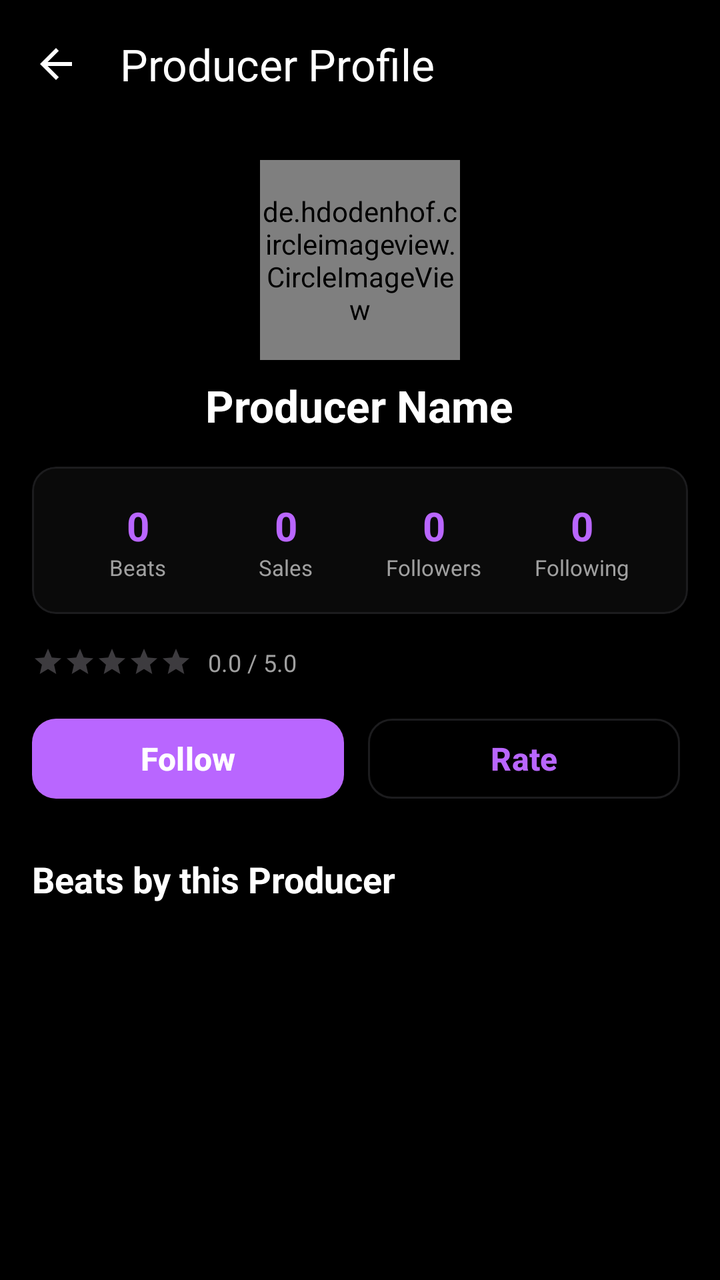
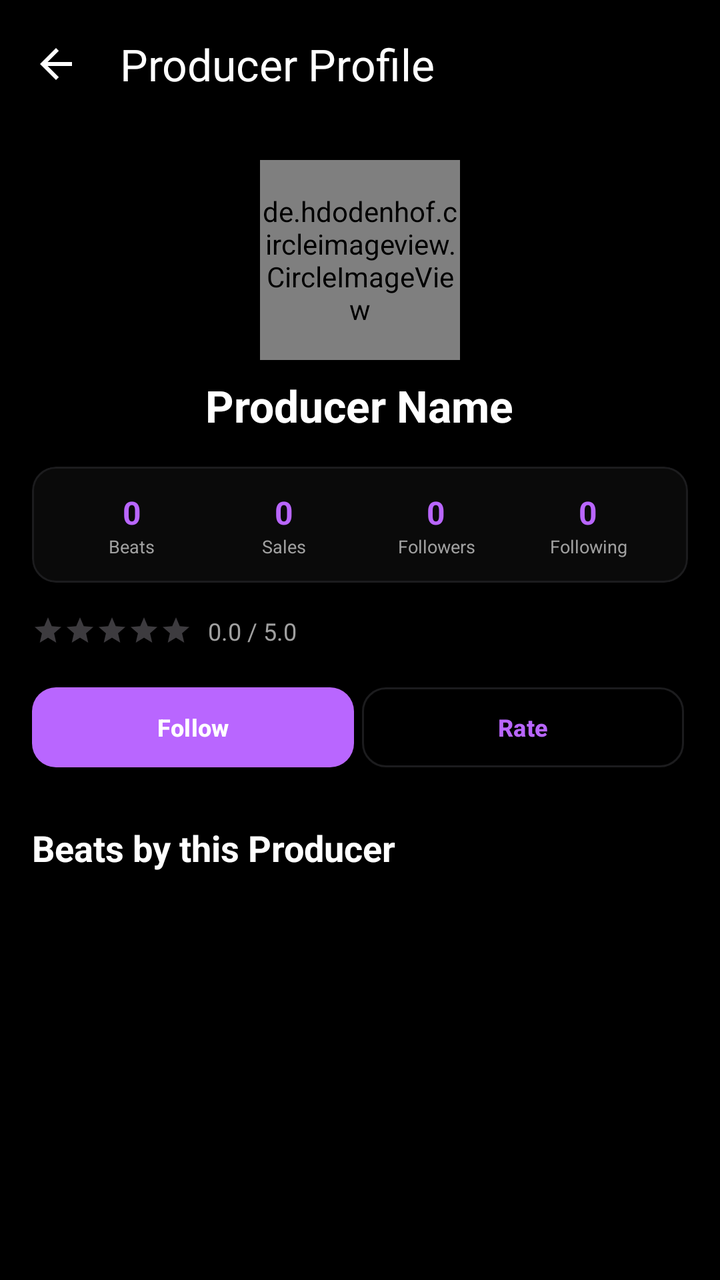

Screens rendered from an Android XML layout before and after an edit, with the pre-edit source and the edit as a unified diff.
<!-- AndroidManifest.xml: activity theme Theme.BeatHouse.Dark -->
<!-- res/layout/activity_producer_profile.xml -->
<?xml version="1.0" encoding="utf-8"?>
<androidx.coordinatorlayout.widget.CoordinatorLayout xmlns:android="http://schemas.android.com/apk/res/android"
    xmlns:app="http://schemas.android.com/apk/res-auto"
    android:layout_width="match_parent"
    android:layout_height="match_parent"
    android:background="@color/surface">

    <com.google.android.material.appbar.AppBarLayout
        android:layout_width="match_parent"
        android:layout_height="wrap_content">

        <com.google.android.material.appbar.MaterialToolbar
            android:id="@+id/toolbar"
            android:layout_width="match_parent"
            android:layout_height="?attr/actionBarSize"
            android:background="@color/surface"
            app:title="@string/producer_profile"
            app:titleTextColor="@color/on_surface"
            app:navigationIcon="@drawable/ic_arrow_back"
            app:navigationIconTint="@color/on_surface" />

    </com.google.android.material.appbar.AppBarLayout>

    <androidx.core.widget.NestedScrollView
        android:layout_width="match_parent"
        android:layout_height="match_parent"
        app:layout_behavior="@string/appbar_scrolling_view_behavior"
        android:padding="16dp">

        <LinearLayout
            android:layout_width="match_parent"
            android:layout_height="wrap_content"
            android:orientation="vertical">

            
            <LinearLayout
                android:layout_width="match_parent"
                android:layout_height="wrap_content"
                android:orientation="vertical"
                android:gravity="center_horizontal"
                android:layout_marginBottom="16dp">

                <de.hdodenhof.circleimageview.CircleImageView
                    android:id="@+id/ivProducerAvatar"
                    android:layout_width="100dp"
                    android:layout_height="100dp"
                    android:src="@drawable/ic_profile_placeholder"
                    app:civ_border_width="0dp"
                    app:civ_border_color="@color/primary" />

                <LinearLayout
                    android:layout_width="wrap_content"
                    android:layout_height="wrap_content"
                    android:orientation="horizontal"
                    android:gravity="center_vertical"
                    android:layout_marginTop="8dp">

                    <TextView
                        android:id="@+id/tvProducerName"
                        android:layout_width="wrap_content"
                        android:layout_height="wrap_content"
                        android:text="Producer Name"
                        android:textColor="@color/on_surface"
                        android:textSize="22sp"
                        android:textStyle="bold" />

                    <ImageView
                        android:id="@+id/ivVerified"
                        android:layout_width="20dp"
                        android:layout_height="20dp"
                        android:layout_marginStart="8dp"
                        android:src="@drawable/ic_verified"
                        android:visibility="gone" />

                </LinearLayout>

                
                <TextView
                    android:id="@+id/tvLocation"
                    android:layout_width="wrap_content"
                    android:layout_height="wrap_content"
                    android:layout_marginTop="4dp"
                    android:text="📍 Location"
                    android:textColor="@color/on_surface_variant"
                    android:textSize="14sp"
                    android:visibility="gone" />

                
                <TextView
                    android:id="@+id/tvProducerBio"
                    android:layout_width="match_parent"
                    android:layout_height="wrap_content"
                    android:layout_marginTop="12dp"
                    android:text="Bio"
                    android:textColor="@color/on_surface_variant"
                    android:textSize="14sp"
                    android:gravity="center"
                    android:visibility="gone" />

                
                <LinearLayout
                    android:id="@+id/socialLinksLayout"
                    android:layout_width="wrap_content"
                    android:layout_height="wrap_content"
                    android:layout_marginTop="12dp"
                    android:orientation="horizontal"
                    android:visibility="gone">

                    <ImageView
                        android:id="@+id/ivInstagram"
                        android:layout_width="36dp"
                        android:layout_height="36dp"
                        android:src="@drawable/ic_instagram"
                        app:tint="@color/instagram_color"
                        android:padding="6dp"
                        android:clickable="true"
                        android:focusable="true"
                        android:visibility="gone" />

                    <ImageView
                        android:id="@+id/ivTelegram"
                        android:layout_width="36dp"
                        android:layout_height="36dp"
                        android:src="@drawable/ic_telegram"
                        app:tint="@color/telegram_color"
                        android:padding="6dp"
                        android:clickable="true"
                        android:focusable="true"
                        android:visibility="gone" />

                    <ImageView
                        android:id="@+id/ivVk"
                        android:layout_width="36dp"
                        android:layout_height="36dp"
                        android:src="@drawable/ic_vk"
                        app:tint="@color/vk_color"
                        android:padding="6dp"
                        android:clickable="true"
                        android:focusable="true"
                        android:visibility="gone" />

                </LinearLayout>

            </LinearLayout>

            
            <com.google.android.material.card.MaterialCardView
                android:layout_width="match_parent"
                android:layout_height="wrap_content"
                android:layout_marginBottom="16dp"
                app:cardCornerRadius="12dp"
                app:cardElevation="2dp"
                app:cardBackgroundColor="@color/surface_container">

                <LinearLayout
                    android:layout_width="match_parent"
                    android:layout_height="wrap_content"
                    android:orientation="horizontal"
                    android:padding="16dp">

                    <LinearLayout
                        android:layout_width="0dp"
                        android:layout_height="wrap_content"
                        android:layout_weight="1"
                        android:orientation="vertical"
                        android:gravity="center">
                        <TextView
                            android:id="@+id/tvBeatsCount"
                            android:layout_width="wrap_content"
                            android:layout_height="wrap_content"
                            android:text="0"
                            android:textSize="20sp"
                            android:textStyle="bold"
                            android:textColor="@color/primary" />
                        <TextView
                            android:layout_width="wrap_content"
                            android:layout_height="wrap_content"
                            android:text="@string/beats_label"
                            android:textSize="11sp"
                            android:textColor="@color/on_surface_variant" />
                    </LinearLayout>

                    <LinearLayout
                        android:layout_width="0dp"
                        android:layout_height="wrap_content"
                        android:layout_weight="1"
                        android:orientation="vertical"
                        android:gravity="center">
                        <TextView
                            android:id="@+id/tvSalesCount"
                            android:layout_width="wrap_content"
                            android:layout_height="wrap_content"
                            android:text="0"
                            android:textSize="20sp"
                            android:textStyle="bold"
                            android:textColor="@color/primary" />
                        <TextView
                            android:layout_width="wrap_content"
                            android:layout_height="wrap_content"
                            android:text="@string/sales_tab"
                            android:textSize="11sp"
                            android:textColor="@color/on_surface_variant" />
                    </LinearLayout>

                    <LinearLayout
                        android:layout_width="0dp"
                        android:layout_height="wrap_content"
                        android:layout_weight="1"
                        android:orientation="vertical"
                        android:gravity="center">
                        <TextView
                            android:id="@+id/tvFollowersCount"
                            android:layout_width="wrap_content"
                            android:layout_height="wrap_content"
                            android:text="0"
                            android:textSize="20sp"
                            android:textStyle="bold"
                            android:textColor="@color/primary" />
                        <TextView
                            android:layout_width="wrap_content"
                            android:layout_height="wrap_content"
                            android:text="@string/followers"
                            android:textSize="11sp"
                            android:textColor="@color/on_surface_variant" />
                    </LinearLayout>

                    <LinearLayout
                        android:layout_width="0dp"
                        android:layout_height="wrap_content"
                        android:layout_weight="1"
                        android:orientation="vertical"
                        android:gravity="center">
                        <TextView
                            android:id="@+id/tvFollowingCount"
                            android:layout_width="wrap_content"
                            android:layout_height="wrap_content"
                            android:text="0"
                            android:textSize="20sp"
                            android:textStyle="bold"
                            android:textColor="@color/primary" />
                        <TextView
                            android:layout_width="wrap_content"
                            android:layout_height="wrap_content"
                            android:text="@string/following_count"
                            android:textSize="11sp"
                            android:textColor="@color/on_surface_variant" />
                    </LinearLayout>

                </LinearLayout>

            </com.google.android.material.card.MaterialCardView>

            
            <LinearLayout
                android:layout_width="match_parent"
                android:layout_height="wrap_content"
                android:orientation="horizontal"
                android:gravity="center_vertical"
                android:layout_marginBottom="16dp">

                <RatingBar
                    android:id="@+id/ratingBar"
                    android:layout_width="wrap_content"
                    android:layout_height="wrap_content"
                    android:rating="0"
                    android:isIndicator="true"
                    android:stepSize="0.5"
                    style="@style/Widget.AppCompat.RatingBar.Small" />

                <TextView
                    android:id="@+id/tvRatingText"
                    android:layout_width="wrap_content"
                    android:layout_height="wrap_content"
                    android:layout_marginStart="8dp"
                    android:text="0.0 / 5.0"
                    android:textColor="@color/on_surface_variant"
                    android:textSize="12sp" />

            </LinearLayout>

            
            <LinearLayout
                android:layout_width="match_parent"
                android:layout_height="wrap_content"
                android:orientation="horizontal"
                android:gravity="center_vertical"
                android:layout_marginBottom="24dp">

                <com.google.android.material.button.MaterialButton
                    android:id="@+id/btnFollow"
                    android:layout_width="0dp"
                    android:layout_height="48dp"
                    android:layout_weight="1"
                    android:layout_marginEnd="8dp"
                    android:text="@string/follow"
                    app:cornerRadius="12dp" />

                <com.google.android.material.button.MaterialButton
                    android:id="@+id/btnRate"
                    android:layout_width="0dp"
                    android:layout_height="48dp"
                    android:layout_weight="1"
                    android:layout_marginStart="4dp"
                    android:layout_marginEnd="4dp"
                    android:text="@string/rate"
                    app:cornerRadius="12dp"
                    style="@style/Widget.Material3.Button.OutlinedButton" />

                <ImageButton
                    android:id="@+id/btnMessage"
                    android:layout_width="48dp"
                    android:layout_height="48dp"
                    android:layout_weight="0"
                    android:layout_marginStart="8dp"
                    android:src="@drawable/ic_message"
                    android:background="?attr/selectableItemBackgroundBorderless"
                    android:contentDescription="@string/message"
                    android:visibility="gone" />

            </LinearLayout>

            
            <TextView
                android:layout_width="match_parent"
                android:layout_height="wrap_content"
                android:text="@string/beats_by_producer"
                android:textColor="@color/on_surface"
                android:textSize="18sp"
                android:textStyle="bold"
                android:layout_marginBottom="12dp" />

            
            <ProgressBar
                android:id="@+id/progressBar"
                android:layout_width="wrap_content"
                android:layout_height="wrap_content"
                android:layout_gravity="center"
                android:visibility="gone" />

            
            <TextView
                android:id="@+id/emptyState"
                android:layout_width="match_parent"
                android:layout_height="wrap_content"
                android:text="@string/no_beats_available_producer"
                android:textColor="@color/on_surface_variant"
                android:textSize="14sp"
                android:gravity="center"
                android:padding="32dp"
                android:visibility="gone" />

            
            <androidx.recyclerview.widget.RecyclerView
                android:id="@+id/recyclerViewBeats"
                android:layout_width="match_parent"
                android:layout_height="wrap_content"
                android:nestedScrollingEnabled="false" />

        </LinearLayout>

    </androidx.core.widget.NestedScrollView>

</androidx.coordinatorlayout.widget.CoordinatorLayout>
<!-- resources referenced by this layout -->
<resources>
  <color name="instagram_color">#E4405F</color>
  <color name="on_surface">#FFFFFF</color>
  <color name="on_surface_variant">#A0A0A0</color>
  <color name="primary">#B966FF</color>
  <color name="surface">#000000</color>
  <color name="surface_container">#0A0A0A</color>
  <color name="telegram_color">#26A5E4</color>
  <color name="vk_color">#2787F5</color>
  <!-- drawable ic_arrow_back (drawable) -->
  <vector xmlns:android="http://schemas.android.com/apk/res/android"
      android:width="24dp"
      android:height="24dp"
      android:viewportWidth="24"
      android:viewportHeight="24">
      <path
          android:fillColor="#FFFFFF"
          android:pathData="M20,11H7.83l5.59,-5.59L12,4l-8,8 8,8 1.41,-1.41L7.83,13H20v-2z"/>
  </vector>
  <!-- drawable ic_profile_placeholder (drawable) -->
  <vector xmlns:android="http://schemas.android.com/apk/res/android"
      android:width="64dp"
      android:height="64dp"
      android:viewportWidth="24"
      android:viewportHeight="24">
      <path
          android:fillColor="#9E9E9E"
          android:pathData="M12,12c2.21,0 4,-1.79 4,-4s-1.79,-4 -4,-4 -4,1.79 -4,4 1.79,4 4,4zM12,14c-2.67,0 -8,1.34 -8,4v2h16v-2c0,-2.66 -5.33,-4 -8,-4z"/>
  </vector>
  <!-- drawable ic_verified (drawable) -->
  <vector xmlns:android="http://schemas.android.com/apk/res/android"
      android:width="20dp"
      android:height="20dp"
      android:viewportWidth="24"
      android:viewportHeight="24">
      <path
          android:fillColor="#1DA1F2"
          android:pathData="M12,1L3,5v6c0,5.55 3.84,10.74 9,12 5.16,-1.26 9,-6.45 9,-12L21,5l-9,-4zM10,17l-4,-4 1.41,-1.41L10,14.17l6.59,-6.59L18,9l-8,8z"/>
  </vector>
  <string name="beats_by_producer">Beats by this Producer</string>
  <string name="beats_label">Beats</string>
  <string name="follow">Follow</string>
  <string name="followers">Followers</string>
  <string name="following_count">Following</string>
  <string name="message">Message</string>
  <string name="no_beats_available_producer">No beats available</string>
  <string name="producer_profile">Producer Profile</string>
  <string name="rate">Rate</string>
  <string name="sales_tab">Sales</string>
  <style name="Theme.BeatHouse.Dark" parent="Theme.BeatHouse">
          <item name="colorSurface">@color/surface</item>
          <item name="android:windowBackground">@color/background</item>
      </style>
  <color name="background">#000000</color>
  <color name="primary_container">#1A0033</color>
  <color name="on_primary">#FFFFFF</color>
  <color name="secondary">#8E8E93</color>
  <color name="secondary_container">#151517</color>
  <color name="on_secondary">#FFFFFF</color>
  <color name="error">#FF453A</color>
  <color name="error_container">#330000</color>
  <color name="surface_variant">#000000</color>
  <color name="outline">#1C1C1E</color>
  <style name="Widget.BeatHouse.Card" parent="Widget.Material3.CardView.Elevated">
          <item name="cardCornerRadius">18dp</item>
          <item name="cardElevation">0dp</item>
          <item name="strokeColor">@color/outline</item>
          <item name="strokeWidth">1dp</item>
          <item name="cardBackgroundColor">@color/surface_container</item>
      </style>
  <style name="Widget.BeatHouse.AppBarLayout" parent="Widget.Material3.AppBarLayout">
          <item name="android:background">@color/surface</item>
          <item name="backgroundTint">@color/surface</item>
      </style>
  <style name="Widget.BeatHouse.Chip" parent="Widget.Material3.Chip.Filter">
          <item name="chipCornerRadius">12dp</item>
          <item name="chipStrokeColor">@color/outline</item>
          <item name="chipStrokeWidth">1dp</item>
          <item name="android:textColor">@color/on_surface_variant</item>
          <item name="chipBackgroundColor">@color/surface_container</item>
          <item name="checkedIconTint">@color/primary</item>
          <item name="android:textSize">14sp</item>
      </style>
  <!-- unchanged entries left out for length: 8 -->
</resources>

<!-- the commit's change to res/layout/activity_producer_profile.xml (unified diff, before → after) -->
@@ -156,28 +156,32 @@
                     android:layout_width="match_parent"
                     android:layout_height="wrap_content"
                     android:orientation="horizontal"
-                    android:padding="16dp">
+                    android:padding="12dp">
 
                     <LinearLayout
                         android:layout_width="0dp"
                         android:layout_height="wrap_content"
                         android:layout_weight="1"
                         android:orientation="vertical"
-                        android:gravity="center">
+                        android:gravity="center"
+                        android:paddingHorizontal="2dp">
                         <TextView
                             android:id="@+id/tvBeatsCount"
                             android:layout_width="wrap_content"
                             android:layout_height="wrap_content"
                             android:text="0"
-                            android:textSize="20sp"
+                            android:textSize="16sp"
                             android:textStyle="bold"
                             android:textColor="@color/primary" />
                         <TextView
                             android:layout_width="wrap_content"
                             android:layout_height="wrap_content"
                             android:text="@string/beats_label"
-                            android:textSize="11sp"
-                            android:textColor="@color/on_surface_variant" />
+                            android:textSize="9sp"
+                            android:textColor="@color/on_surface_variant"
+                            android:maxLines="1"
+                            android:ellipsize="end"
+                            android:gravity="center" />
                     </LinearLayout>
 
                     <LinearLayout
@@ -185,21 +189,25 @@
                         android:layout_height="wrap_content"
                         android:layout_weight="1"
                         android:orientation="vertical"
-                        android:gravity="center">
+                        android:gravity="center"
+                        android:paddingHorizontal="2dp">
                         <TextView
                             android:id="@+id/tvSalesCount"
                             android:layout_width="wrap_content"
                             android:layout_height="wrap_content"
                             android:text="0"
-                            android:textSize="20sp"
+                            android:textSize="16sp"
                             android:textStyle="bold"
                             android:textColor="@color/primary" />
                         <TextView
                             android:layout_width="wrap_content"
                             android:layout_height="wrap_content"
                             android:text="@string/sales_tab"
-                            android:textSize="11sp"
-                            android:textColor="@color/on_surface_variant" />
+                            android:textSize="9sp"
+                            android:textColor="@color/on_surface_variant"
+                            android:maxLines="1"
+                            android:ellipsize="end"
+                            android:gravity="center" />
                     </LinearLayout>
 
                     <LinearLayout
@@ -207,21 +215,25 @@
                         android:layout_height="wrap_content"
                         android:layout_weight="1"
                         android:orientation="vertical"
-                        android:gravity="center">
+                        android:gravity="center"
+                        android:paddingHorizontal="2dp">
                         <TextView
                             android:id="@+id/tvFollowersCount"
                             android:layout_width="wrap_content"
                             android:layout_height="wrap_content"
                             android:text="0"
-                            android:textSize="20sp"
+                            android:textSize="16sp"
                             android:textStyle="bold"
                             android:textColor="@color/primary" />
                         <TextView
                             android:layout_width="wrap_content"
                             android:layout_height="wrap_content"
                             android:text="@string/followers"
-                            android:textSize="11sp"
-                            android:textColor="@color/on_surface_variant" />
+                            android:textSize="9sp"
+                            android:textColor="@color/on_surface_variant"
+                            android:maxLines="1"
+                            android:ellipsize="end"
+                            android:gravity="center" />
                     </LinearLayout>
 
                     <LinearLayout
@@ -229,21 +241,25 @@
                         android:layout_height="wrap_content"
                         android:layout_weight="1"
                         android:orientation="vertical"
-                        android:gravity="center">
+                        android:gravity="center"
+                        android:paddingHorizontal="2dp">
                         <TextView
                             android:id="@+id/tvFollowingCount"
                             android:layout_width="wrap_content"
                             android:layout_height="wrap_content"
                             android:text="0"
-                            android:textSize="20sp"
+                            android:textSize="16sp"
                             android:textStyle="bold"
                             android:textColor="@color/primary" />
                         <TextView
                             android:layout_width="wrap_content"
                             android:layout_height="wrap_content"
                             android:text="@string/following_count"
-                            android:textSize="11sp"
-                            android:textColor="@color/on_surface_variant" />
+                            android:textSize="9sp"
+                            android:textColor="@color/on_surface_variant"
+                            android:maxLines="1"
+                            android:ellipsize="end"
+                            android:gravity="center" />
                     </LinearLayout>
 
                 </LinearLayout>
@@ -283,26 +299,31 @@
                 android:layout_width="match_parent"
                 android:layout_height="wrap_content"
                 android:orientation="horizontal"
-                android:gravity="center_vertical"
                 android:layout_marginBottom="24dp">
 
                 <com.google.android.material.button.MaterialButton
                     android:id="@+id/btnFollow"
                     android:layout_width="0dp"
-                    android:layout_height="48dp"
+                    android:layout_height="wrap_content"
+                    android:minHeight="48dp"
                     android:layout_weight="1"
-                    android:layout_marginEnd="8dp"
+                    android:layout_marginEnd="2dp"
                     android:text="@string/follow"
+                    android:textSize="12sp"
+                    android:paddingHorizontal="4dp"
                     app:cornerRadius="12dp" />
 
                 <com.google.android.material.button.MaterialButton
                     android:id="@+id/btnRate"
                     android:layout_width="0dp"
-                    android:layout_height="48dp"
+                    android:layout_height="wrap_content"
+                    android:minHeight="48dp"
                     android:layout_weight="1"
-                    android:layout_marginStart="4dp"
-                    android:layout_marginEnd="4dp"
+                    android:layout_marginStart="2dp"
+                    android:layout_marginEnd="2dp"
                     android:text="@string/rate"
+                    android:textSize="12sp"
+                    android:paddingHorizontal="4dp"
                     app:cornerRadius="12dp"
                     style="@style/Widget.Material3.Button.OutlinedButton" />
 
